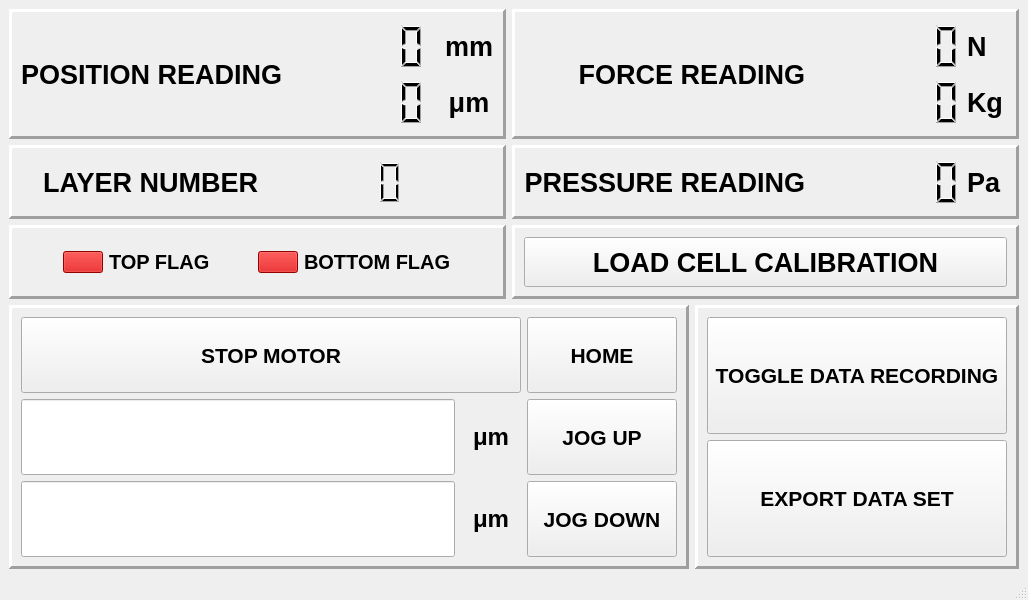
This is GUI/blackBettyGUI.ui in georgeExotic/BlackBetty_v2 as Qt 5 draws it before an edit. The edited form follows.
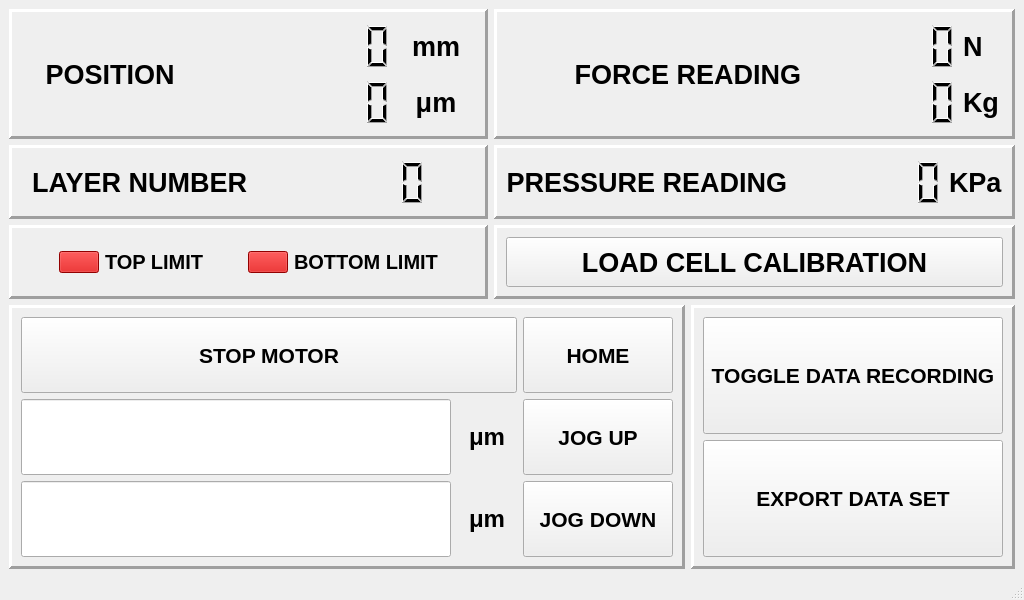
This is the edited form.

Diff of the .ui file:
```diff
--- a/GUI/blackBettyGUI.ui
+++ b/GUI/blackBettyGUI.ui
@@ -713,7 +713,7 @@
                   <number>3</number>
                  </property>
                  <property name="text">
-                  <string>Pa</string>
+                  <string>KPa</string>
                  </property>
                  <property name="alignment">
                   <set>Qt::AlignLeading|Qt::AlignLeft|Qt::AlignVCenter</set>
@@ -759,13 +759,23 @@
                </property>
                <property name="minimumSize">
                 <size>
-                 <width>150</width>
+                 <width>200</width>
                  <height>50</height>
                 </size>
                </property>
+               <property name="font">
+                <font>
+                 <pointsize>10</pointsize>
+                 <weight>75</weight>
+                 <bold>true</bold>
+                </font>
+               </property>
                <property name="frameShape">
                 <enum>QFrame::NoFrame</enum>
                </property>
+               <property name="digitCount">
+                <number>7</number>
+               </property>
               </widget>
              </item>
              <item>
@@ -811,13 +821,23 @@
                </property>
                <property name="minimumSize">
                 <size>
-                 <width>150</width>
+                 <width>200</width>
                  <height>50</height>
                 </size>
                </property>
+               <property name="font">
+                <font>
+                 <pointsize>10</pointsize>
+                 <weight>75</weight>
+                 <bold>true</bold>
+                </font>
+               </property>
                <property name="frameShape">
                 <enum>QFrame::NoFrame</enum>
                </property>
+               <property name="digitCount">
+                <number>7</number>
+               </property>
               </widget>
              </item>
              <item>
@@ -873,10 +893,13 @@
               </font>
              </property>
              <property name="text">
-              <string>POSITION READING</string>
+              <string>POSITION</string>
+             </property>
+             <property name="textFormat">
+              <enum>Qt::PlainText</enum>
              </property>
              <property name="alignment">
-              <set>Qt::AlignRight|Qt::AlignTrailing|Qt::AlignVCenter</set>
+              <set>Qt::AlignCenter</set>
              </property>
             </widget>
            </item>
@@ -911,41 +934,18 @@
                </property>
                <property name="minimumSize">
                 <size>
-                 <width>120</width>
+                 <width>200</width>
                  <height>50</height>
                 </size>
                </property>
-               <property name="frameShape">
-                <enum>QFrame::NoFrame</enum>
-               </property>
-              </widget>
-             </item>
-             <item>
-              <widget class="QLabel" name="label_11">
-               <property name="sizePolicy">
-                <sizepolicy hsizetype="Fixed" vsizetype="Preferred">
-                 <horstretch>0</horstretch>
-                 <verstretch>0</verstretch>
-                </sizepolicy>
-               </property>
-               <property name="minimumSize">
-                <size>
-                 <width>60</width>
-                 <height>0</height>
-                </size>
-               </property>
                <property name="font">
                 <font>
-                 <pointsize>20</pointsize>
                  <weight>75</weight>
                  <bold>true</bold>
                 </font>
                </property>
-               <property name="text">
-                <string/>
-               </property>
-               <property name="alignment">
-                <set>Qt::AlignCenter</set>
+               <property name="frameShape">
+                <enum>QFrame::NoFrame</enum>
                </property>
               </widget>
              </item>
@@ -1043,7 +1043,7 @@
               </font>
              </property>
              <property name="text">
-              <string>TOP FLAG</string>
+              <string>TOP LIMIT</string>
              </property>
              <property name="alignment">
               <set>Qt::AlignLeading|Qt::AlignLeft|Qt::AlignVCenter</set>
@@ -1098,7 +1098,7 @@
               </font>
              </property>
              <property name="text">
-              <string>BOTTOM FLAG</string>
+              <string>BOTTOM LIMIT</string>
              </property>
              <property name="alignment">
               <set>Qt::AlignLeading|Qt::AlignLeft|Qt::AlignVCenter</set>
```
Left out of the diff: 12 changed lines with no effect on the pictures.
